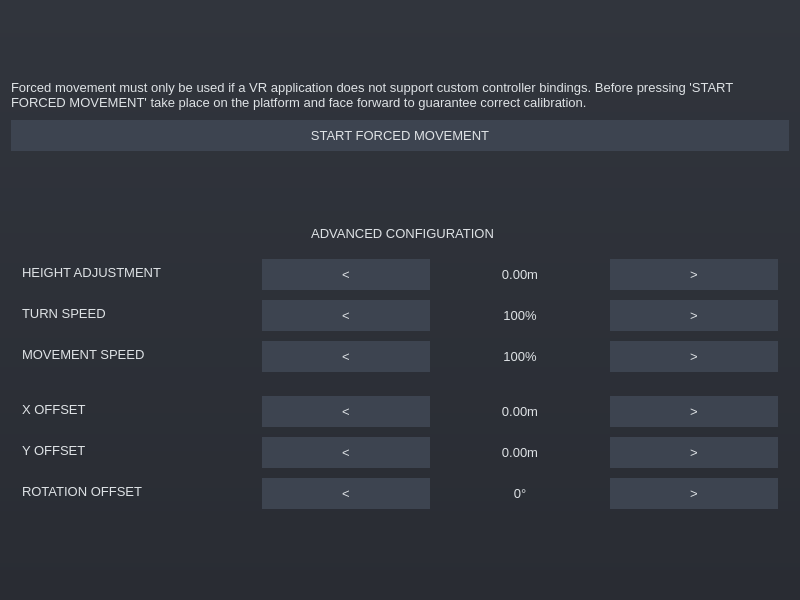
Above: overlay/src/WheelchairOverlayWidget.ui from henriheimann/rollivr before the change. Below: the same form after it.
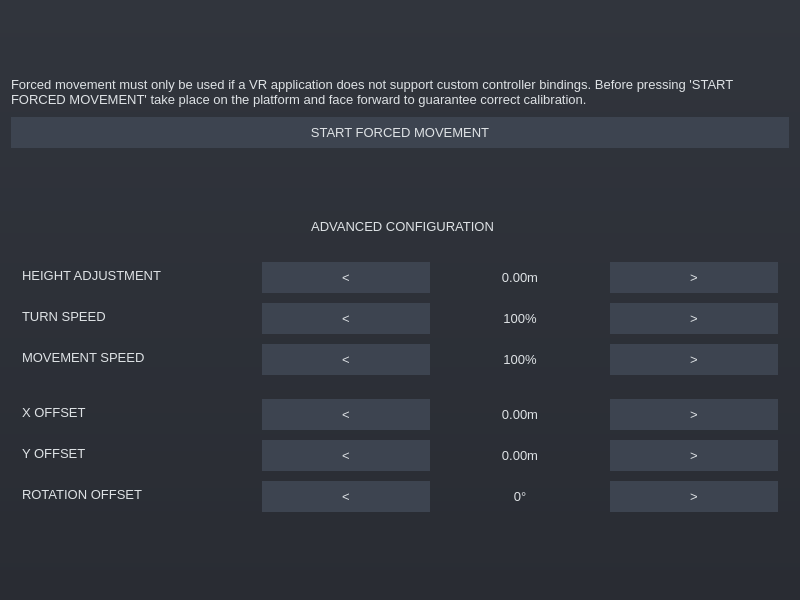
That is the form after the change.

Commit message: Fix spacing for group box title

Diff of the .ui file:
```diff
--- a/overlay/src/WheelchairOverlayWidget.ui
+++ b/overlay/src/WheelchairOverlayWidget.ui
@@ -404,7 +404,7 @@
           <property name="sizeHint" stdset="0">
            <size>
             <width>20</width>
-            <height>12</height>
+            <height>22</height>
            </size>
           </property>
          </spacer>
```
